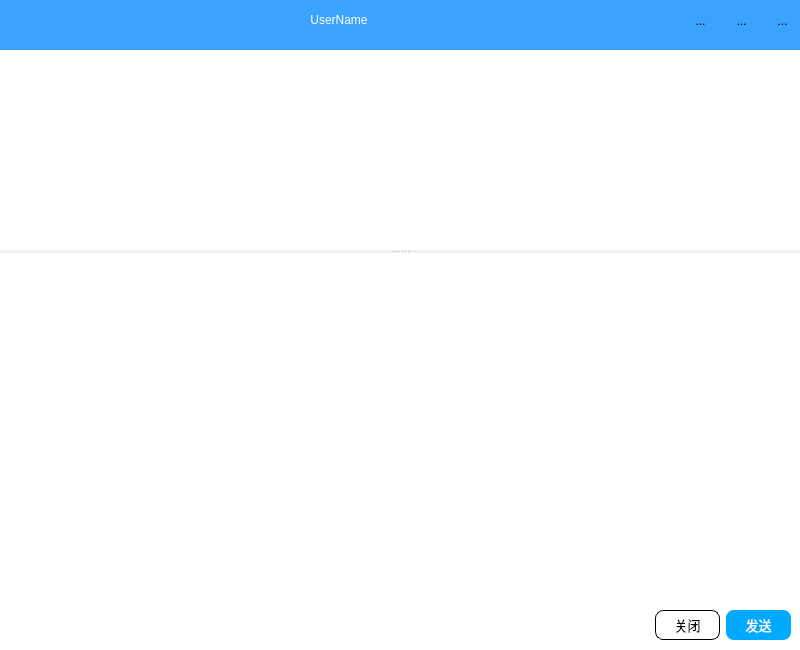
Fantasy714/-Qt5-C-S-QQ-, file QQClient/chatwindow.ui: the form before one commit.
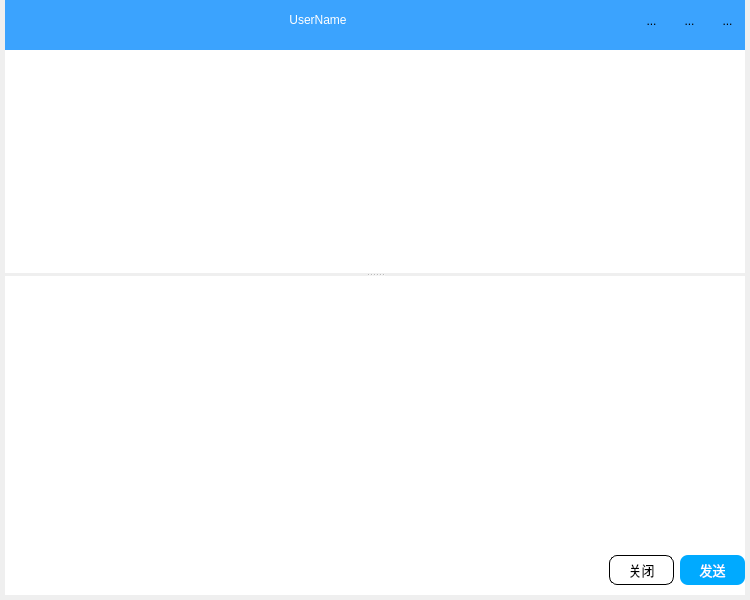
The form after the commit. Icons and pictures are not drawn.

```diff
--- a/QQClient/chatwindow.ui
+++ b/QQClient/chatwindow.ui
@@ -6,10 +6,16 @@
    <rect>
     <x>0</x>
     <y>0</y>
-    <width>800</width>
-    <height>650</height>
+    <width>750</width>
+    <height>600</height>
    </rect>
   </property>
+  <property name="minimumSize">
+   <size>
+    <width>500</width>
+    <height>500</height>
+   </size>
+  </property>
   <property name="windowTitle">
    <string>Form</string>
   </property>
@@ -29,16 +35,16 @@
     <number>0</number>
    </property>
    <property name="leftMargin">
-    <number>0</number>
+    <number>5</number>
    </property>
    <property name="topMargin">
     <number>0</number>
    </property>
    <property name="rightMargin">
-    <number>0</number>
+    <number>5</number>
    </property>
    <property name="bottomMargin">
-    <number>0</number>
+    <number>5</number>
    </property>
    <item>
     <widget class="QWidget" name="widget_3" native="true">
@@ -61,6 +67,9 @@
 }</string>
      </property>
      <layout class="QHBoxLayout" name="horizontalLayout">
+      <property name="spacing">
+       <number>3</number>
+      </property>
       <property name="leftMargin">
        <number>0</number>
       </property>
@@ -70,6 +79,9 @@
       <property name="rightMargin">
        <number>0</number>
       </property>
+      <property name="bottomMargin">
+       <number>9</number>
+      </property>
       <item>
        <spacer name="horizontalSpacer">
         <property name="orientation">
@@ -280,13 +292,13 @@
       <property name="minimumSize">
        <size>
         <width>0</width>
-        <height>200</height>
+        <height>150</height>
        </size>
       </property>
       <property name="maximumSize">
        <size>
         <width>16777215</width>
-        <height>100</height>
+        <height>16777215</height>
        </size>
       </property>
       <property name="styleSheet">
@@ -595,6 +607,18 @@
           </size>
          </property>
          <layout class="QHBoxLayout" name="horizontalLayout_3">
+          <property name="leftMargin">
+           <number>0</number>
+          </property>
+          <property name="topMargin">
+           <number>0</number>
+          </property>
+          <property name="rightMargin">
+           <number>0</number>
+          </property>
+          <property name="bottomMargin">
+           <number>0</number>
+          </property>
           <item>
            <spacer name="horizontalSpacer_4">
             <property name="orientation">
```
